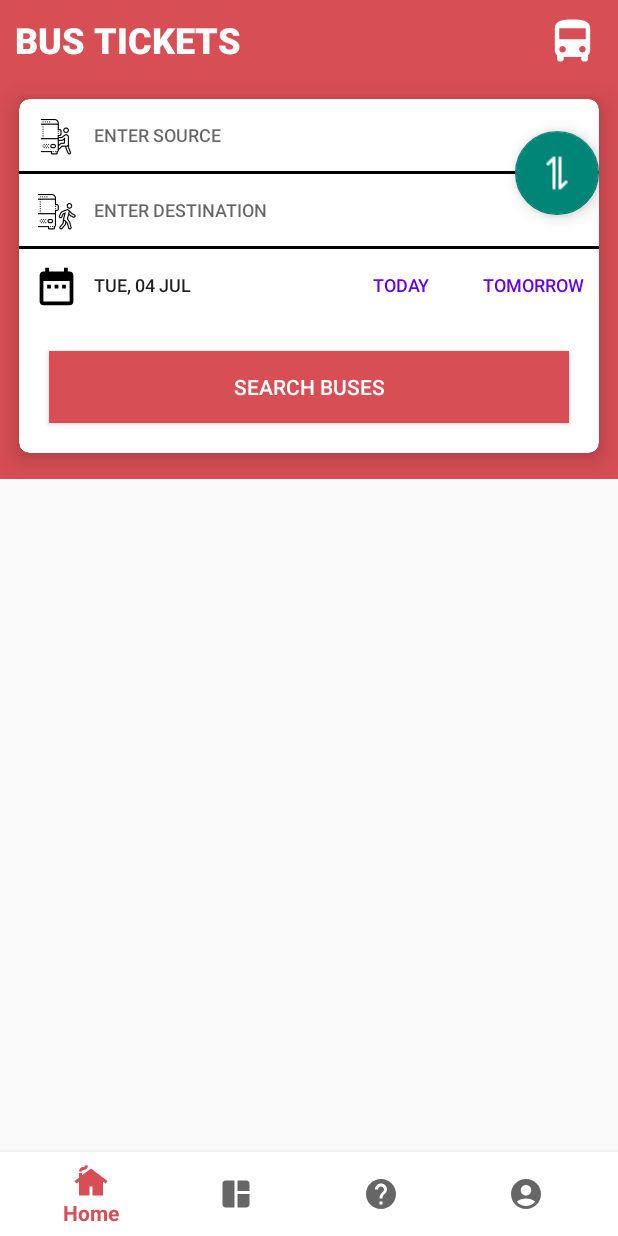
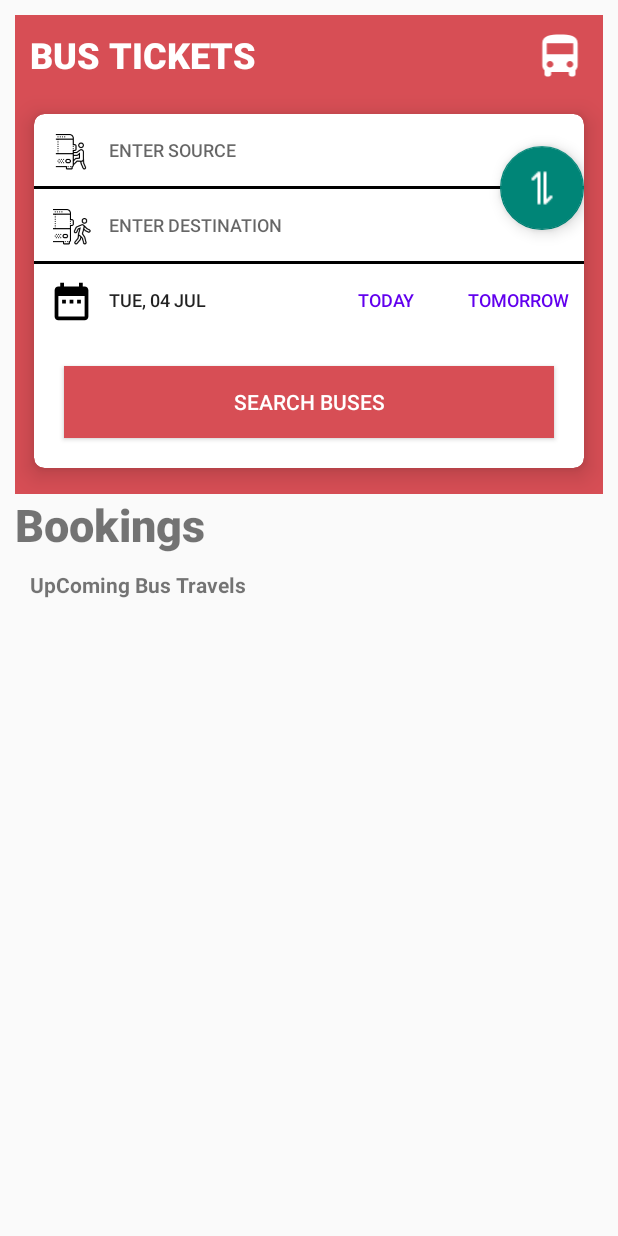
Before and after one commit to shivaneesh0604/BusBooking, an Android app: the screen it shows after launch (MainActivity), on a phone screen of 412 x 824 dp. Run offline under Robolectric (Android 15) with nearby library versions, the phone set to English and light mode, and no system bars.

Commit message:
Added scrolling to home frag

```diff
--- a/app/src/main/AndroidManifest.xml
+++ b/app/src/main/AndroidManifest.xml
@@ -13,7 +13,6 @@
         tools:targetApi="31">
         <activity
             android:name=".views.MainActivity"
-            android:screenOrientation="portrait"
             android:exported="true">
             <intent-filter>
                 <action android:name="android.intent.action.MAIN" />
--- a/app/src/main/java/com/example/busbooking/model/database/DataProvider.kt
+++ b/app/src/main/java/com/example/busbooking/model/database/DataProvider.kt
@@ -34,8 +34,7 @@ object DataProvider {
             Seat(20, 1, 5, 4),
             Seat(21, 1, 6, 1),
             Seat(22, 1, 6, 2),
-            Seat(23, 1, 6, 3),
-            Seat(24, 1, 6, 4),//semi sleeper
+            Seat(23, 1, 6, 3),//semi sleeper
 
             Seat(1, 3, 1, 1),
             Seat(2, 3, 1, 2),
@@ -59,8 +58,7 @@ object DataProvider {
             Seat(20, 3, 5, 4),
             Seat(21, 3, 6, 1),
             Seat(22, 3, 6, 2),
-            Seat(23, 3, 6, 3),
-            Seat(24, 3, 6, 4),//semi sleeper(24seats)
+            Seat(23, 3, 6, 3),//semi sleeper(24seats)
 
             Seat(1, 2, 1, 1),
             Seat(2, 2, 1, 2),
--- a/app/src/main/java/com/example/busbooking/views/HomeFragment.kt
+++ b/app/src/main/java/com/example/busbooking/views/HomeFragment.kt
@@ -118,7 +118,11 @@ class HomeFragment : Fragment(), DatePickerBottomSheetListener,
                     )
                     selectedBusRouteFragment.arguments = selectedBusRoutes
                     requireActivity().supportFragmentManager.beginTransaction()
-                        .replace(R.id.nav_host_fragment,selectedBusRouteFragment, "SelectedBusRoute")
+                        .replace(
+                            R.id.nav_host_fragment,
+                            selectedBusRouteFragment,
+                            "SelectedBusRoute"
+                        )
                         .addToBackStack(null).commit()
                 }
                 TripLocation.Source -> {
@@ -144,7 +148,15 @@ class HomeFragment : Fragment(), DatePickerBottomSheetListener,
             }
         }
 
+        onResume()
+
         return homeBinding.root
+    }
+
+    override fun onResume() {
+        super.onResume()
+        requireActivity().supportFragmentManager.beginTransaction()
+            .replace(R.id.bookingsFrameLayout, BookingsFragment()).addToBackStack(null).commit()
     }
 
     private fun checkNullValidationForRoutes(): TripLocation? {
@@ -194,7 +206,7 @@ class HomeFragment : Fragment(), DatePickerBottomSheetListener,
                 homeBinding.dateID.text = dateFormat.format(calendar.time)
                 this.calendar.set(selectedYear, selectedMonth, selectedDay)
                 homeViewModel.selectedDay = dateFormat.format(calendar.time)
-                Log.e("datecheck",""+homeViewModel.selectedDay)
+                Log.e("datecheck", "" + homeViewModel.selectedDay)
             },
             currentYear,
             currentMonth,
--- a/app/src/main/java/com/example/busbooking/views/MainActivity.kt
+++ b/app/src/main/java/com/example/busbooking/views/MainActivity.kt
@@ -1,14 +1,12 @@
 package com.example.busbooking.views
 
 import android.os.Bundle
+import android.os.PersistableBundle
+import android.util.Log
 import android.view.MenuItem
 import android.view.View
 import androidx.appcompat.app.AppCompatActivity
 import androidx.appcompat.app.AppCompatDelegate
-import androidx.navigation.findNavController
-import androidx.navigation.fragment.NavHostFragment
-import androidx.navigation.ui.onNavDestinationSelected
-import androidx.navigation.ui.setupWithNavController
 import com.example.busbooking.R
 import com.example.busbooking.databinding.ActivityMainBinding
 import com.google.android.material.bottomnavigation.BottomNavigationView
@@ -20,35 +18,42 @@ class MainActivity : AppCompatActivity() {
         super.onCreate(savedInstanceState)
         AppCompatDelegate.setDefaultNightMode(AppCompatDelegate.MODE_NIGHT_NO);
         activityMainBinding = ActivityMainBinding.inflate(layoutInflater)
+        setContentView(activityMainBinding.root)
+        setSupportActionBar(activityMainBinding.sourceToolbar)
 
-//        activityMainBinding.sourceToolbar.visibility =
-        setContentView(activityMainBinding.root)
+        if (savedInstanceState != null) {
+            Log.e("check", "if in main")
+            val fragmentTag = savedInstanceState.getString("fragmentTag")
+            val currentFragment = supportFragmentManager.findFragmentByTag(fragmentTag)
+            if (currentFragment != null) {
+                supportFragmentManager.beginTransaction()
+                    .replace(R.id.nav_host_fragment, currentFragment)
+                    .commit()
+
+//                supportFragmentManager.addOnBackStackChangedListener { checkUpBottomNavAndTopAppBar() }
+            }
+        } else {
+            Log.e("check", "else in main")
+            supportFragmentManager.beginTransaction()
+                .replace(R.id.nav_host_fragment, HomeFragment()).addToBackStack(null).commit()
+//            checkUpBottomNavAndTopAppBar()
+        }
 
     }
 
     override fun onResume() {
         super.onResume()
-        val navHostFragment =
-            supportFragmentManager.findFragmentById(R.id.nav_host_fragment) as NavHostFragment
-        val navController = navHostFragment.navController
-        bottomNavView = activityMainBinding.bottomNav
+        supportActionBar?.setDisplayHomeAsUpEnabled(true)
         checkUpBottomNavAndTopAppBar()
+        supportFragmentManager.addOnBackStackChangedListener { checkUpBottomNavAndTopAppBar() }
 
-        bottomNavView.setupWithNavController(navController)
-        supportFragmentManager.addOnBackStackChangedListener { checkUpBottomNavAndTopAppBar() }
-        supportActionBar?.setDisplayHomeAsUpEnabled(true)
     }
 
     private fun checkUpBottomNavAndTopAppBar() {
         val topFrag = supportFragmentManager.findFragmentById(R.id.nav_host_fragment)
-        if (topFrag is NavHostFragment) {
-            bottomNavView.visibility = View.VISIBLE
-        } else {
-            bottomNavView.visibility = View.GONE
-        }
-        setSupportActionBar(activityMainBinding.sourceToolbar)
+        Log.e("check", "" + topFrag)
 
-        if (topFrag is NavHostFragment) {
+        if (topFrag is HomeFragment) {
             activityMainBinding.sourceToolbar.visibility = View.GONE
         } else {
             activityMainBinding.sourceToolbar.visibility = View.VISIBLE
@@ -58,11 +63,18 @@ class MainActivity : AppCompatActivity() {
     override fun onOptionsItemSelected(item: MenuItem): Boolean {
         if (item.itemId == android.R.id.home) {
             supportFragmentManager.popBackStack()
-        } else {
-            val navController = findNavController(R.id.nav_host_fragment)
-            item.onNavDestinationSelected(navController)
         }
         return true
     }
 
+    override fun onSaveInstanceState(outState: Bundle, outPersistentState: PersistableBundle) {
+        super.onSaveInstanceState(outState, outPersistentState)
+
+        if (supportFragmentManager.findFragmentById(R.id.nav_host_fragment) != null) {
+            outState.putString(
+                "fragmentTag",
+                supportFragmentManager.findFragmentById(R.id.nav_host_fragment)!!.tag
+            )
+        }
+    }
 }
--- a/app/src/main/res/layout/activity_main.xml
+++ b/app/src/main/res/layout/activity_main.xml
@@ -17,20 +17,10 @@
         app:popupTheme="@style/ThemeOverlay.AppCompat.Light"
         app:titleTextColor="@color/black" />
 
-    <androidx.fragment.app.FragmentContainerView
+    <FrameLayout
         android:id="@+id/nav_host_fragment"
-        android:name="androidx.navigation.fragment.NavHostFragment"
         android:layout_width="match_parent"
         android:layout_height="0dp"
-        android:layout_weight="2"
-        app:defaultNavHost="true"
-        app:navGraph="@navigation/nav_graph" />
-
-    <com.google.android.material.bottomnavigation.BottomNavigationView
-        android:id="@+id/bottomNav"
-        android:layout_width="match_parent"
-        android:layout_height="wrap_content"
-        android:background="@color/white"
-        app:menu="@menu/menu_main" />
+        android:layout_weight="2" />
 
 </LinearLayout>
--- a/app/src/main/res/layout/fragment_bookings.xml
+++ b/app/src/main/res/layout/fragment_bookings.xml
@@ -2,7 +2,7 @@
 <LinearLayout xmlns:android="http://schemas.android.com/apk/res/android"
     xmlns:tools="http://schemas.android.com/tools"
     android:layout_width="match_parent"
-    android:layout_height="match_parent"
+    android:layout_height="wrap_content"
     tools:context=".views.BookingsFragment"
     android:orientation="vertical">
 
--- a/app/src/main/res/layout/fragment_home.xml
+++ b/app/src/main/res/layout/fragment_home.xml
@@ -1,8 +1,17 @@
 <?xml version="1.0" encoding="utf-8"?>
-
-<LinearLayout xmlns:android="http://schemas.android.com/apk/res/android"
+<ScrollView xmlns:android="http://schemas.android.com/apk/res/android"
     xmlns:app="http://schemas.android.com/apk/res-auto"
     xmlns:tools="http://schemas.android.com/tools"
+    android:layout_width="match_parent"
+    android:layout_height="match_parent">
+
+    <LinearLayout
+        android:layout_width="match_parent"
+        android:layout_height="wrap_content"
+        android:layout_margin="@dimen/marginStart"
+        android:orientation="vertical">
+
+        <LinearLayout
             android:layout_width="match_parent"
             android:layout_height="wrap_content"
             android:background="@color/red"
@@ -56,8 +65,8 @@
                         android:id="@+id/sourceLinearLayout"
                         android:layout_width="match_parent"
                         android:layout_height="wrap_content"
+                        android:layout_marginStart="@dimen/marginStart"
                         android:orientation="horizontal"
-                android:layout_marginStart="@dimen/marginStart"
                         app:layout_constraintLeft_toLeftOf="parent"
                         app:layout_constraintTop_toTopOf="parent">
 
@@ -74,10 +83,10 @@
                             android:layout_height="wrap_content"
                             android:layout_marginStart="@dimen/marginStart"
                             android:autofillHints="@string/enter_source"
-                    android:textAlignment="textStart"
                             android:background="@android:color/transparent"
                             android:fontFamily="sans-serif-medium"
                             android:hint="@string/enter_source"
+                            android:textAlignment="textStart"
                             android:textSize="@dimen/buttonSize" />
 
                     </LinearLayout>
@@ -124,10 +133,10 @@
                             android:layout_height="wrap_content"
                             android:layout_marginStart="@dimen/marginStart"
                             android:autofillHints="@string/enter_destination"
-                    android:textAlignment="textStart"
                             android:background="@android:color/transparent"
                             android:fontFamily="sans-serif-medium"
                             android:hint="@string/enter_destination"
+                            android:textAlignment="textStart"
                             android:textSize="@dimen/buttonSize" />
 
                     </LinearLayout>
@@ -161,13 +170,13 @@
                             android:layout_width="wrap_content"
                             android:layout_height="wrap_content"
                             android:layout_marginStart="@dimen/marginStart"
+                            android:layout_toStartOf="@+id/todayBtn"
                             android:layout_toEndOf="@+id/datePickerImage"
-                    android:layout_toStartOf="@+id/todayBtn"
-                    android:textAlignment="textStart"
                             android:autofillHints="ENTER DATE"
                             android:background="@android:color/transparent"
                             android:fontFamily="sans-serif-medium"
                             android:hint="@string/enter_date"
+                            android:textAlignment="textStart"
                             android:textSize="@dimen/buttonSize" />
 
                         <Button
@@ -180,7 +189,7 @@
                             android:padding="0dp"
                             android:text="@string/today"
                             android:textColor="@color/purple_500"
-                    android:textSize="@dimen/buttonSize"/>
+                            android:textSize="@dimen/buttonSize" />
 
                         <Button
                             android:id="@+id/tomorrowBtn"
@@ -212,4 +221,20 @@
 
                 </androidx.constraintlayout.widget.ConstraintLayout>
             </androidx.cardview.widget.CardView>
+
         </LinearLayout>
+
+        <TextView
+            android:layout_width="wrap_content"
+            android:layout_height="wrap_content"
+            android:fontFamily="sans-serif-medium"
+            android:text="@string/bookings"
+            android:textSize="30sp"
+            android:textStyle="bold" />
+
+        <FrameLayout
+            android:id="@+id/bookingsFrameLayout"
+            android:layout_width="match_parent"
+            android:layout_height="match_parent" />
+    </LinearLayout>
+</ScrollView>
--- a/app/src/main/res/layout/fragment_selected_trip.xml
+++ b/app/src/main/res/layout/fragment_selected_trip.xml
@@ -247,7 +247,7 @@
 
                     <LinearLayout
                         android:id="@+id/seatLayout"
-                        android:layout_width="match_parent"
+                        android:layout_width="wrap_content"
                         android:layout_height="match_parent"
                         android:layout_below="@+id/lineBelowSteeringImage"
                         android:orientation="vertical" />
--- a/app/src/main/res/menu/menu_main.xml
+++ /dev/null
@@ -1,19 +0,0 @@
-<?xml version="1.0" encoding="utf-8"?>
-<menu xmlns:android="http://schemas.android.com/apk/res/android">
-    <item
-        android:id="@+id/homeFragment"
-        android:icon="@drawable/baseline_cottage_24"
-        android:title="@string/home" />
-    <item
-        android:id="@+id/bookingsFragment"
-        android:icon="@drawable/baseline_space_dashboard_24"
-        android:title="@string/bookings" />
-    <item
-        android:id="@+id/helpFragment"
-        android:icon="@drawable/baseline_help_24"
-        android:title="@string/help" />
-    <item
-        android:id="@+id/accountsFragment"
-        android:icon="@drawable/baseline_account_circle_24"
-        android:title="@string/Account" />
-</menu>
--- a/app/src/main/res/navigation/nav_graph.xml
+++ /dev/null
@@ -1,33 +0,0 @@
-<?xml version="1.0" encoding="utf-8"?>
-<navigation xmlns:android="http://schemas.android.com/apk/res/android"
-    xmlns:app="http://schemas.android.com/apk/res-auto"
-    xmlns:tools="http://schemas.android.com/tools"
-    android:id="@+id/nav_graph"
-    app:startDestination="@id/homeFragment">
-
-    <fragment
-        android:id="@+id/homeFragment"
-        android:name="com.example.busbooking.views.HomeFragment"
-        android:label="Home"
-        tools:layout="@layout/fragment_home" />
-
-    <fragment
-        android:id="@+id/bookingsFragment"
-        android:name="com.example.busbooking.views.BookingsFragment"
-        android:label="Bookings"
-        tools:layout="@layout/fragment_bookings" />
-
-    <fragment
-        android:id="@+id/helpFragment"
-        android:name="com.example.busbooking.views.HelpFragment"
-        android:label="Help"
-        tools:layout="@layout/fragment_help" />
-
-    <fragment
-        android:id="@+id/accountsFragment"
-        android:name="com.example.busbooking.views.AccountFragment"
-        android:label="Account"
-        tools:layout="@layout/fragment_account" />
-
-
-</navigation>
```
Also changed, not shown: app/src/main/java/com/example/busbooking/views/AccountFragment.kt (deleted, +0 -19 lines), app/src/main/java/com/example/busbooking/views/DatePickerBottomSheet.kt (deleted, +0 -70 lines), app/src/main/java/com/example/busbooking/views/HelpFragment.kt (deleted, +0 -19 lines), app/src/main/java/com/example/busbooking/views/SelectedTripFragment.kt (+5 -13 lines), app/src/main/res/layout/fragment_date_picker_bottom_sheet.xml (deleted, +0 -23 lines). Lines whose indentation alone changed are shown as unchanged.
